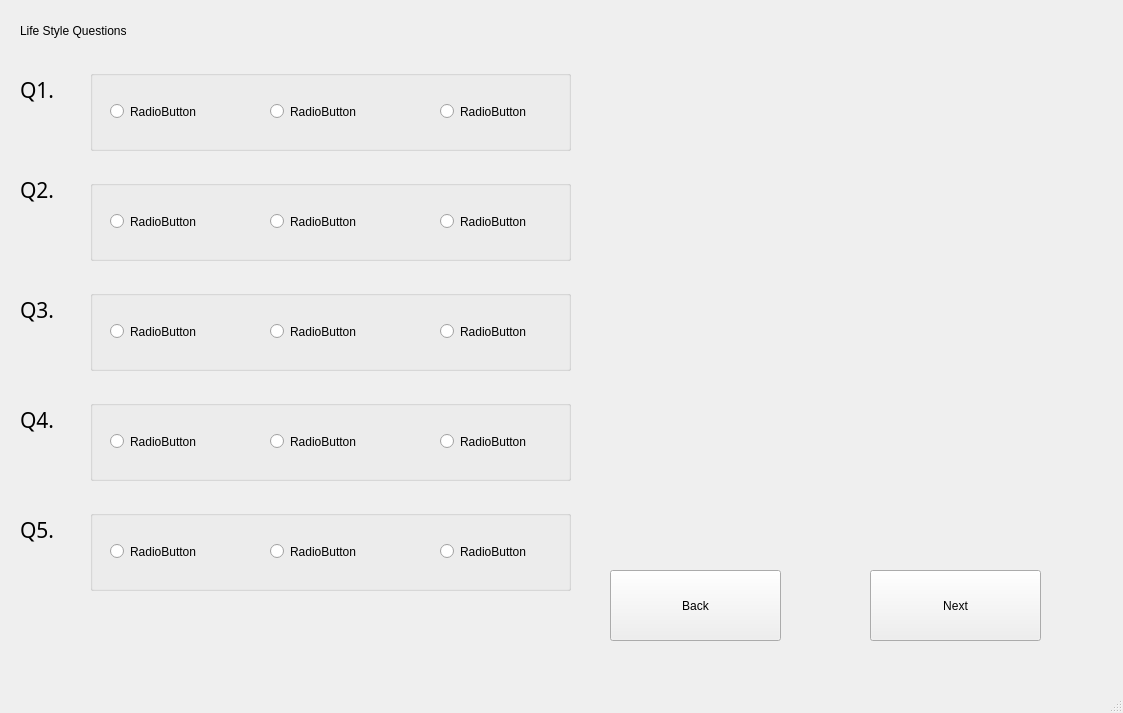
The window that dogadoptionapplication/mainwindow.ui (ethanmeyer/dogadoptionapp) describes before a commit, drawn with Qt 5.
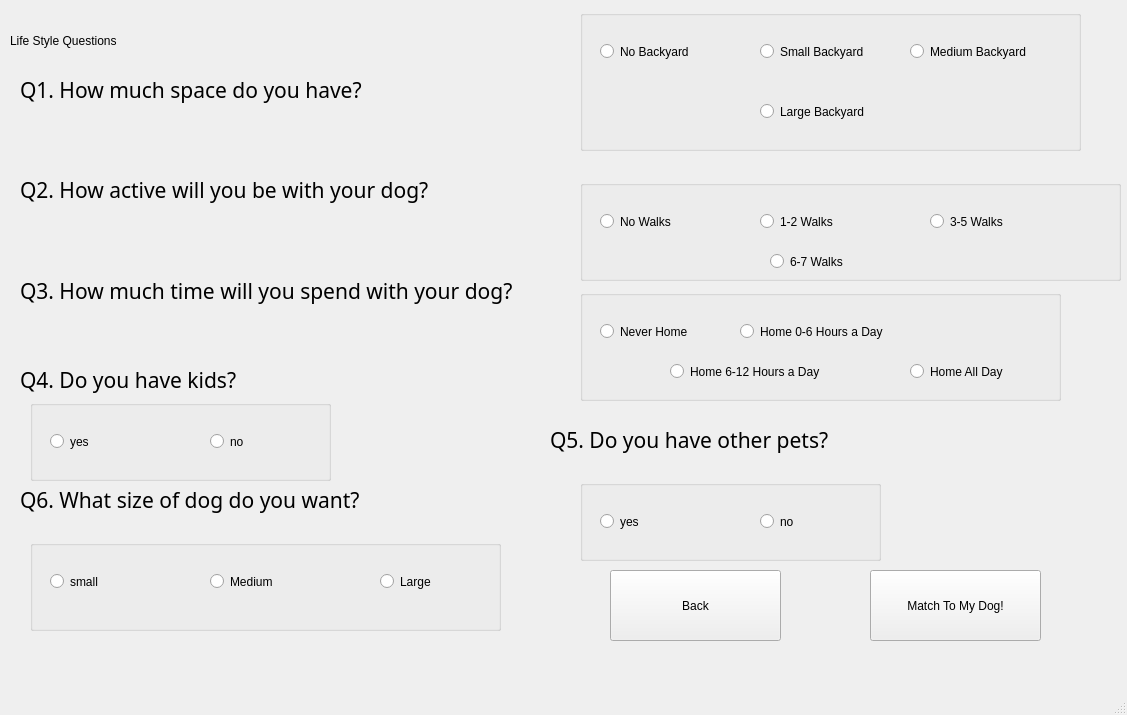
The same window after the commit. The open tabs and pages were chosen to show the change.

Commit message: updated questions and radio buttons

The edit to the form file:
```diff
--- a/dogadoptionapplication/mainwindow.ui
+++ b/dogadoptionapplication/mainwindow.ui
@@ -6,8 +6,8 @@
    <rect>
     <x>0</x>
     <y>0</y>
-    <width>1123</width>
-    <height>713</height>
+    <width>1127</width>
+    <height>715</height>
    </rect>
   </property>
   <property name="windowTitle">
@@ -24,7 +24,7 @@
      </rect>
     </property>
     <property name="currentIndex">
-     <number>4</number>
+     <number>3</number>
     </property>
     <widget class="QWidget" name="homePage">
      <widget class="QLabel" name="welcomeLabel">
@@ -64,8 +64,8 @@
      <widget class="QLabel" name="lifeStyleQLabel">
       <property name="geometry">
        <rect>
-        <x>20</x>
-        <y>0</y>
+        <x>10</x>
+        <y>10</y>
         <width>161</width>
         <height>61</height>
        </rect>
@@ -79,7 +79,7 @@
        <rect>
         <x>20</x>
         <y>70</y>
-        <width>211</width>
+        <width>491</width>
         <height>40</height>
        </rect>
       </property>
@@ -90,22 +90,22 @@
        </font>
       </property>
       <property name="text">
-       <string>Q1.</string>
+       <string>Q1. How much space do you have?</string>
       </property>
      </widget>
      <widget class="QGroupBox" name="question1GroupBox">
       <property name="geometry">
        <rect>
-        <x>90</x>
-        <y>70</y>
-        <width>481</width>
-        <height>81</height>
+        <x>580</x>
+        <y>10</y>
+        <width>501</width>
+        <height>141</height>
        </rect>
       </property>
       <property name="title">
        <string/>
       </property>
-      <widget class="QRadioButton" name="radioButton">
+      <widget class="QRadioButton" name="noBackyardRadioButton">
        <property name="geometry">
         <rect>
          <x>20</x>
@@ -115,33 +115,46 @@
         </rect>
        </property>
        <property name="text">
-        <string>RadioButton</string>
+        <string>No Backyard</string>
        </property>
       </widget>
-      <widget class="QRadioButton" name="radioButton_2">
+      <widget class="QRadioButton" name="smallBackyardRadioButton">
        <property name="geometry">
         <rect>
          <x>180</x>
          <y>30</y>
-         <width>105</width>
+         <width>131</width>
          <height>23</height>
         </rect>
        </property>
        <property name="text">
-        <string>RadioButton</string>
+        <string>Small Backyard</string>
        </property>
       </widget>
-      <widget class="QRadioButton" name="radioButton_3">
+      <widget class="QRadioButton" name="largeBackyardRadioButton">
        <property name="geometry">
         <rect>
-         <x>350</x>
+         <x>180</x>
+         <y>90</y>
+         <width>121</width>
+         <height>23</height>
+        </rect>
+       </property>
+       <property name="text">
+        <string>Large Backyard</string>
+       </property>
+      </widget>
+      <widget class="QRadioButton" name="mediumBackyardRadioButton">
+       <property name="geometry">
+        <rect>
+         <x>330</x>
          <y>30</y>
-         <width>105</width>
+         <width>141</width>
          <height>23</height>
         </rect>
        </property>
        <property name="text">
-        <string>RadioButton</string>
+        <string>Medium Backyard</string>
        </property>
       </widget>
      </widget>
@@ -150,7 +163,7 @@
        <rect>
         <x>20</x>
         <y>170</y>
-        <width>71</width>
+        <width>561</width>
         <height>40</height>
        </rect>
       </property>
@@ -161,22 +174,22 @@
        </font>
       </property>
       <property name="text">
-       <string>Q2. </string>
+       <string>Q2. How active will you be with your dog?</string>
       </property>
      </widget>
      <widget class="QGroupBox" name="question2GroupBox">
       <property name="geometry">
        <rect>
-        <x>90</x>
+        <x>580</x>
         <y>180</y>
-        <width>481</width>
-        <height>81</height>
+        <width>541</width>
+        <height>101</height>
        </rect>
       </property>
       <property name="title">
        <string/>
       </property>
-      <widget class="QRadioButton" name="radioButton_4">
+      <widget class="QRadioButton" name="noWalksradioButton">
        <property name="geometry">
         <rect>
          <x>20</x>
@@ -186,10 +199,10 @@
         </rect>
        </property>
        <property name="text">
-        <string>RadioButton</string>
+        <string>No Walks</string>
        </property>
       </widget>
-      <widget class="QRadioButton" name="radioButton_5">
+      <widget class="QRadioButton" name="oneToTwoWalksRadioButton">
        <property name="geometry">
         <rect>
          <x>180</x>
@@ -199,10 +212,10 @@
         </rect>
        </property>
        <property name="text">
-        <string>RadioButton</string>
+        <string>1-2 Walks</string>
        </property>
       </widget>
-      <widget class="QRadioButton" name="radioButton_6">
+      <widget class="QRadioButton" name="threeToFiveWalksRadioButton">
        <property name="geometry">
         <rect>
          <x>350</x>
@@ -212,7 +225,20 @@
         </rect>
        </property>
        <property name="text">
-        <string>RadioButton</string>
+        <string>3-5 Walks</string>
+       </property>
+      </widget>
+      <widget class="QRadioButton" name="sixToSevenWalksRadioButton">
+       <property name="geometry">
+        <rect>
+         <x>190</x>
+         <y>70</y>
+         <width>105</width>
+         <height>23</height>
+        </rect>
+       </property>
+       <property name="text">
+        <string>6-7 Walks</string>
        </property>
       </widget>
      </widget>
@@ -220,9 +246,9 @@
       <property name="geometry">
        <rect>
         <x>20</x>
-        <y>290</y>
-        <width>51</width>
-        <height>40</height>
+        <y>270</y>
+        <width>671</width>
+        <height>41</height>
        </rect>
       </property>
       <property name="font">
@@ -232,22 +258,22 @@
        </font>
       </property>
       <property name="text">
-       <string>Q3. </string>
+       <string>Q3. How much time will you spend with your dog?</string>
       </property>
      </widget>
      <widget class="QGroupBox" name="question3GroupBox">
       <property name="geometry">
        <rect>
-        <x>90</x>
+        <x>580</x>
         <y>290</y>
         <width>481</width>
-        <height>81</height>
+        <height>111</height>
        </rect>
       </property>
       <property name="title">
        <string/>
       </property>
-      <widget class="QRadioButton" name="radioButton_7">
+      <widget class="QRadioButton" name="neverHomeRadioButton">
        <property name="geometry">
         <rect>
          <x>20</x>
@@ -257,33 +283,46 @@
         </rect>
        </property>
        <property name="text">
-        <string>RadioButton</string>
+        <string>Never Home</string>
        </property>
       </widget>
-      <widget class="QRadioButton" name="radioButton_8">
+      <widget class="QRadioButton" name="zeroToSixHoursADayRadioButton">
        <property name="geometry">
         <rect>
-         <x>180</x>
+         <x>160</x>
          <y>30</y>
-         <width>105</width>
+         <width>191</width>
          <height>23</height>
         </rect>
        </property>
        <property name="text">
-        <string>RadioButton</string>
+        <string>Home 0-6 Hours a Day</string>
        </property>
       </widget>
-      <widget class="QRadioButton" name="radioButton_9">
+      <widget class="QRadioButton" name="sixToTwelveHoursADayRadioButton">
        <property name="geometry">
         <rect>
-         <x>350</x>
-         <y>30</y>
-         <width>105</width>
+         <x>90</x>
+         <y>70</y>
+         <width>201</width>
          <height>23</height>
         </rect>
        </property>
        <property name="text">
-        <string>RadioButton</string>
+        <string>Home 6-12 Hours a Day</string>
+       </property>
+      </widget>
+      <widget class="QRadioButton" name="homeAllDayRadioButton">
+       <property name="geometry">
+        <rect>
+         <x>330</x>
+         <y>70</y>
+         <width>121</width>
+         <height>23</height>
+        </rect>
+       </property>
+       <property name="text">
+        <string>Home All Day</string>
        </property>
       </widget>
      </widget>
@@ -291,8 +330,8 @@
       <property name="geometry">
        <rect>
         <x>20</x>
-        <y>400</y>
-        <width>51</width>
+        <y>360</y>
+        <width>341</width>
         <height>40</height>
        </rect>
       </property>
@@ -303,22 +342,22 @@
        </font>
       </property>
       <property name="text">
-       <string>Q4. </string>
+       <string>Q4. Do you have kids?</string>
       </property>
      </widget>
      <widget class="QGroupBox" name="question4GroupBox">
       <property name="geometry">
        <rect>
-        <x>90</x>
+        <x>30</x>
         <y>400</y>
-        <width>481</width>
+        <width>301</width>
         <height>81</height>
        </rect>
       </property>
       <property name="title">
        <string/>
       </property>
-      <widget class="QRadioButton" name="radioButton_10">
+      <widget class="QRadioButton" name="yesKidsRadioButton">
        <property name="geometry">
         <rect>
          <x>20</x>
@@ -328,10 +367,10 @@
         </rect>
        </property>
        <property name="text">
-        <string>RadioButton</string>
+        <string>yes </string>
        </property>
       </widget>
-      <widget class="QRadioButton" name="radioButton_11">
+      <widget class="QRadioButton" name="noKidsRadioButton">
        <property name="geometry">
         <rect>
          <x>180</x>
@@ -341,29 +380,16 @@
         </rect>
        </property>
        <property name="text">
-        <string>RadioButton</string>
-       </property>
-      </widget>
-      <widget class="QRadioButton" name="radioButton_12">
-       <property name="geometry">
-        <rect>
-         <x>350</x>
-         <y>30</y>
-         <width>105</width>
-         <height>23</height>
-        </rect>
-       </property>
-       <property name="text">
-        <string>RadioButton</string>
+        <string>no</string>
        </property>
       </widget>
      </widget>
      <widget class="QLabel" name="question5Label">
       <property name="geometry">
        <rect>
-        <x>20</x>
-        <y>510</y>
-        <width>51</width>
+        <x>550</x>
+        <y>420</y>
+        <width>411</width>
         <height>40</height>
        </rect>
       </property>
@@ -374,22 +400,22 @@
        </font>
       </property>
       <property name="text">
-       <string>Q5. </string>
+       <string>Q5. Do you have other pets?</string>
       </property>
      </widget>
      <widget class="QGroupBox" name="question5GroupBox">
       <property name="geometry">
        <rect>
-        <x>90</x>
-        <y>510</y>
-        <width>481</width>
+        <x>580</x>
+        <y>480</y>
+        <width>301</width>
         <height>81</height>
        </rect>
       </property>
       <property name="title">
        <string/>
       </property>
-      <widget class="QRadioButton" name="radioButton_13">
+      <widget class="QRadioButton" name="yesPetsRadioButton">
        <property name="geometry">
         <rect>
          <x>20</x>
@@ -399,10 +425,10 @@
         </rect>
        </property>
        <property name="text">
-        <string>RadioButton</string>
+        <string>yes</string>
        </property>
       </widget>
-      <widget class="QRadioButton" name="radioButton_14">
+      <widget class="QRadioButton" name="noPetsRadioButton">
        <property name="geometry">
         <rect>
          <x>180</x>
@@ -412,20 +438,7 @@
         </rect>
        </property>
        <property name="text">
-        <string>RadioButton</string>
-       </property>
-      </widget>
-      <widget class="QRadioButton" name="radioButton_15">
-       <property name="geometry">
-        <rect>
-         <x>350</x>
-         <y>30</y>
-         <width>105</width>
-         <height>23</height>
-        </rect>
-       </property>
-       <property name="text">
-        <string>RadioButton</string>
+        <string>no</string>
        </property>
       </widget>
      </widget>
@@ -452,30 +465,15 @@
        </rect>
       </property>
       <property name="text">
-       <string>Next</string>
+       <string>Match To My Dog!</string>
       </property>
      </widget>
-    </widget>
-    <widget class="QWidget" name="dogPrefPage">
-     <widget class="QLabel" name="lifeStyleQLabel_3">
+     <widget class="QLabel" name="question6Label_2">
       <property name="geometry">
        <rect>
         <x>20</x>
-        <y>10</y>
-        <width>161</width>
-        <height>61</height>
-       </rect>
-      </property>
-      <property name="text">
-       <string>Dog Specific Questions</string>
-      </property>
-     </widget>
-     <widget class="QLabel" name="question6Label">
-      <property name="geometry">
-       <rect>
-        <x>50</x>
-        <y>100</y>
-        <width>61</width>
+        <y>480</y>
+        <width>471</width>
         <height>40</height>
        </rect>
       </property>
@@ -486,22 +484,22 @@
        </font>
       </property>
       <property name="text">
-       <string>Q6.</string>
+       <string>Q6. What size of dog do you want?</string>
       </property>
      </widget>
      <widget class="QGroupBox" name="question6GroupBox">
       <property name="geometry">
        <rect>
-        <x>130</x>
-        <y>100</y>
-        <width>481</width>
-        <height>81</height>
+        <x>30</x>
+        <y>540</y>
+        <width>471</width>
+        <height>91</height>
        </rect>
       </property>
       <property name="title">
        <string/>
       </property>
-      <widget class="QRadioButton" name="radioButton_16">
+      <widget class="QRadioButton" name="SmallDogRadioButton">
        <property name="geometry">
         <rect>
          <x>20</x>
@@ -511,10 +509,10 @@
         </rect>
        </property>
        <property name="text">
-        <string>RadioButton</string>
+        <string>small</string>
        </property>
       </widget>
-      <widget class="QRadioButton" name="radioButton_17">
+      <widget class="QRadioButton" name="MediumDogRadioButton">
        <property name="geometry">
         <rect>
          <x>180</x>
@@ -524,10 +522,10 @@
         </rect>
        </property>
        <property name="text">
-        <string>RadioButton</string>
+        <string>Medium</string>
        </property>
       </widget>
-      <widget class="QRadioButton" name="radioButton_18">
+      <widget class="QRadioButton" name="largeDogRadioButton">
        <property name="geometry">
         <rect>
          <x>350</x>
@@ -537,108 +535,12 @@
         </rect>
        </property>
        <property name="text">
-        <string>RadioButton</string>
+        <string>Large</string>
        </property>
       </widget>
      </widget>
-     <widget class="QGroupBox" name="question7GroupBox">
-      <property name="geometry">
-       <rect>
-        <x>130</x>
-        <y>220</y>
-        <width>481</width>
-        <height>81</height>
-       </rect>
-      </property>
-      <property name="title">
-       <string/>
-      </property>
-      <widget class="QRadioButton" name="radioButton_19">
-       <property name="geometry">
-        <rect>
-         <x>20</x>
-         <y>30</y>
-         <width>105</width>
-         <height>23</height>
-        </rect>
-       </property>
-       <property name="text">
-        <string>RadioButton</string>
-       </property>
-      </widget>
-      <widget class="QRadioButton" name="radioButton_20">
-       <property name="geometry">
-        <rect>
-         <x>180</x>
-         <y>30</y>
-         <width>105</width>
-         <height>23</height>
-        </rect>
-       </property>
-       <property name="text">
-        <string>RadioButton</string>
-       </property>
-      </widget>
-      <widget class="QRadioButton" name="radioButton_21">
-       <property name="geometry">
-        <rect>
-         <x>350</x>
-         <y>30</y>
-         <width>105</width>
-         <height>23</height>
-        </rect>
-       </property>
-       <property name="text">
-        <string>RadioButton</string>
-       </property>
-      </widget>
-     </widget>
-     <widget class="QLabel" name="question7Label">
-      <property name="geometry">
-       <rect>
-        <x>50</x>
-        <y>220</y>
-        <width>61</width>
-        <height>40</height>
-       </rect>
-      </property>
-      <property name="font">
-       <font>
-        <family>Lucida Sans</family>
-        <pointsize>16</pointsize>
-       </font>
-      </property>
-      <property name="text">
-       <string>Q7.</string>
-      </property>
-     </widget>
-     <widget class="QPushButton" name="page3BackButton">
-      <property name="geometry">
-       <rect>
-        <x>570</x>
-        <y>560</y>
-        <width>171</width>
-        <height>71</height>
-       </rect>
-      </property>
-      <property name="text">
-       <string>Back</string>
-      </property>
-     </widget>
-     <widget class="QPushButton" name="page3NextButton">
-      <property name="geometry">
-       <rect>
-        <x>880</x>
-        <y>560</y>
-        <width>171</width>
-        <height>71</height>
-       </rect>
-      </property>
-      <property name="text">
-       <string>Match to my Dog!</string>
-      </property>
-     </widget>
     </widget>
+    <widget class="QWidget" name="dogPrefPage"/>
     <widget class="QWidget" name="adoptableDogsPage">
      <widget class="QLabel" name="dogNameLabel">
       <property name="geometry">
@@ -748,7 +650,7 @@
       <property name="geometry">
        <rect>
         <x>470</x>
-        <y>470</y>
+        <y>500</y>
         <width>181</width>
         <height>91</height>
        </rect>
@@ -796,19 +698,6 @@
        <string>0</string>
       </property>
      </widget>
-     <widget class="QPushButton" name="page4BackButton">
-      <property name="geometry">
-       <rect>
-        <x>470</x>
-        <y>590</y>
-        <width>181</width>
-        <height>41</height>
-       </rect>
-      </property>
-      <property name="text">
-       <string>go back to questions</string>
-      </property>
-     </widget>
     </widget>
     <widget class="QWidget" name="endPage">
      <widget class="QPushButton" name="backToDogsButton">
@@ -845,7 +734,7 @@
     <rect>
      <x>0</x>
      <y>0</y>
-     <width>1123</width>
+     <width>1127</width>
      <height>25</height>
     </rect>
    </property>
```
